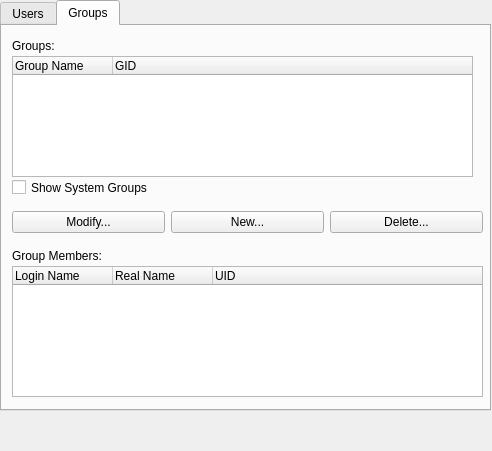
Above: ui/maindialog.ui from KDE/kcm-userconfig before the change. Below: the same form after it.
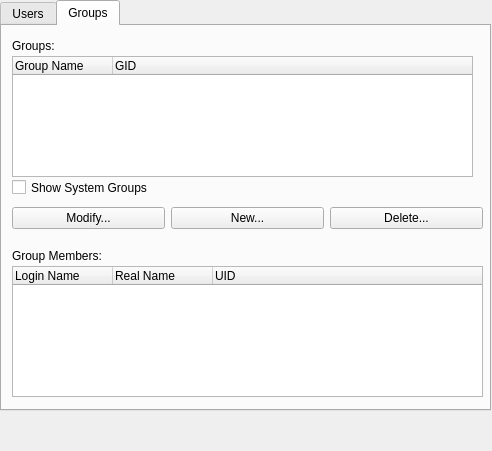
That is the form after the change. The open tabs and pages were chosen to show the change.

Commit message: Attribute errors -- Add a window title to maindialog.ui

```diff
--- a/ui/maindialog.ui
+++ b/ui/maindialog.ui
@@ -345,9 +345,9 @@
         <property name="geometry" >
          <rect>
           <x>10</x>
-          <y>180</y>
+          <y>162</y>
           <width>471</width>
-          <height>33</height>
+          <height>61</height>
          </rect>
         </property>
         <layout class="QHBoxLayout" name="horizontalLayout" >
```
Left out of the diff: 2 changed lines with no effect on the pictures. The commit also changes 2 other files.
